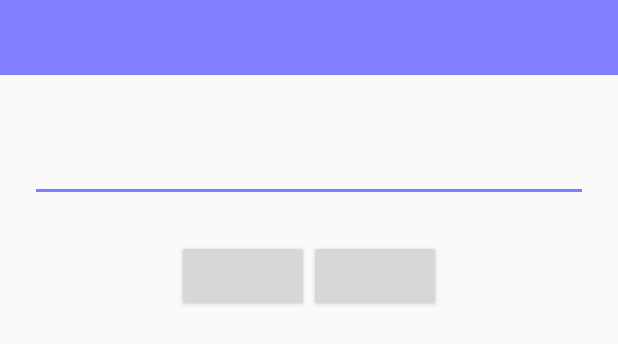
After one commit to FionaBlue/praxisseminar_second_screen, an Android app: the layout dialog.xml on its own in the app's theme, with its tools: preview values and no code run, on a phone screen of 412 x 824 dp. The commit adds this screen. Shown: the top 344 px of the screen. Run offline under Robolectric (Android 15) with nearby library versions, the phone set to English and light mode, and no system bars.

Commit message:
#16 #38 #41 Added custom cast button dialogs (main activity and dialog handler) for initializing device connection via signalR

```diff
--- /dev/null
+++ b/SecondScreen/app/src/main/res/layout/dialog.xml
@@ -0,0 +1,77 @@
+<?xml version="1.0" encoding="utf-8"?>
+<android.support.constraint.ConstraintLayout
+    xmlns:android="http://schemas.android.com/apk/res/android"
+    xmlns:tools="http://schemas.android.com/tools"
+    android:layout_width="match_parent"
+    android:layout_height="match_parent">
+
+    <LinearLayout
+        android:layout_width="match_parent"
+        android:layout_height="wrap_content"
+        android:orientation="vertical">
+
+        <!-- dialog title -->
+        <RelativeLayout
+            android:layout_width="match_parent"
+            android:layout_height="wrap_content">
+            <View
+                android:layout_width="match_parent"
+                android:layout_height="50dp"
+                android:background="#7F7FFF"
+                android:id="@+id/dialogView" />
+            <TextView
+                android:layout_width="match_parent"
+                android:layout_height="50dp"
+                android:textAppearance="?android:attr/textAppearanceLarge"
+                android:id="@+id/dialogTitle"
+                android:gravity="center"
+                android:textSize="20dp"
+                android:textColor="#ffffff"
+                android:layout_alignBottom="@+id/dialogView"
+                android:layout_alignParentRight="true"
+                android:layout_alignParentEnd="true" />
+        </RelativeLayout>
+
+        <!-- dialog message content -->
+        <LinearLayout
+            android:layout_width="match_parent"
+            android:layout_height="wrap_content"
+            android:orientation="vertical"
+            android:padding="20dp">
+            <TextView
+                android:id="@+id/dialogInstruction"
+                android:layout_width="match_parent"
+                android:layout_height="wrap_content"/>
+            <EditText
+                android:id="@+id/dialogInputField"
+                android:layout_width="match_parent"
+                android:layout_height="wrap_content"
+                android:inputType="textPassword"
+                android:textColor="#7F7FFF" />
+        </LinearLayout>
+
+        <!-- dialog buttons -->
+        <LinearLayout
+            android:layout_width="match_parent"
+            android:layout_height="wrap_content"
+            android:orientation="horizontal"
+            android:paddingHorizontal="20dp"
+            android:paddingBottom="20dp"
+            android:paddingTop="5dp"
+            android:gravity="center">
+
+            <Button
+                android:id="@+id/dialogPositiveButton"
+                android:layout_width="wrap_content"
+                android:layout_height="wrap_content"
+                android:textColor="#7F7FFF"/>
+
+            <Button
+                android:id="@+id/dialogNegativeButton"
+                android:layout_width="wrap_content"
+                android:layout_height="wrap_content"/>
+
+        </LinearLayout>
+    </LinearLayout>
+
+</android.support.constraint.ConstraintLayout>
--- a/SecondScreen/app/src/main/res/menu/main.xml
+++ b/SecondScreen/app/src/main/res/menu/main.xml
@@ -8,11 +8,13 @@
         android:id="@+id/action_cast_main"
         android:icon="@drawable/ic_cast_white_24dp"
         android:title="@string/cast_button"
-        app:showAsAction="always"/>
+        app:showAsAction="always"
+        android:visible="true"/>
 
     <item
         android:id="@+id/action_cast_connected_main"
         android:icon="@drawable/ic_cast_connected_white_24dp"
         android:title="@string/cast_connected_button"
-        app:showAsAction="always"/>
+        app:showAsAction="always"
+        android:visible="false"/>
 </menu>
--- a/SecondScreen/app/src/main/res/values/colors.xml
+++ b/SecondScreen/app/src/main/res/values/colors.xml
@@ -2,7 +2,7 @@
 <resources>
     <color name="colorPrimary">#3F51B5</color>
     <color name="colorPrimaryDark">#303F9F</color>
-    <color name="colorAccent">#FF4081</color>
+    <color name="colorAccent">#7F7FFF</color>
     <color name="colorAntarktis">#639af2</color>
     <color name="colorWhite">#FFFF</color>
     <color name="colorGrey">#484b4f</color>
```
Also changed, not shown: SecondScreen/app/src/main/java/com/wildLive/secondScreen/DialogHandler.java (added, +154 -0 lines), SecondScreen/app/src/main/java/com/wildLive/secondScreen/MainActivity.java (+84 -19 lines), SecondScreen/app/src/main/res/layout/activity_main.xml (+0 -9 lines).
